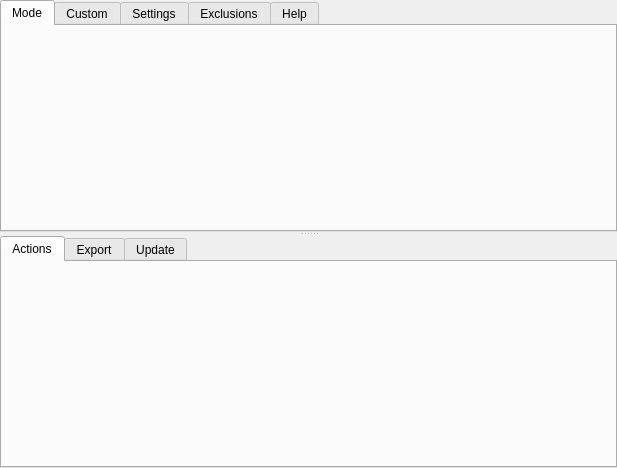
Above: src/plugin/rootbuilder/ui/rootbuilder_menu.ui from Kezyma/ModOrganizer-Plugins before the change. Below: the same form after it.
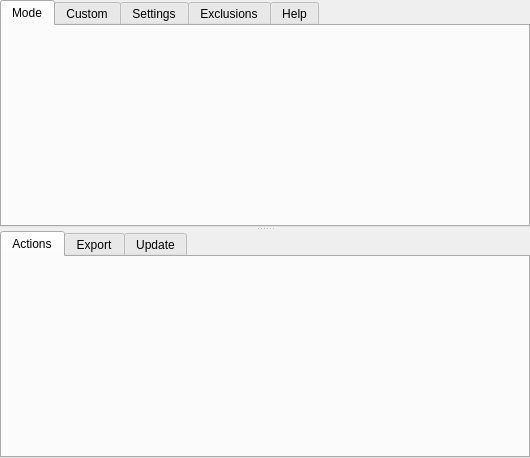
That is the form after the change. The open tabs and pages were chosen to show the change.

Patch:
```diff
--- a/src/plugin/rootbuilder/ui/rootbuilder_menu.ui
+++ b/src/plugin/rootbuilder/ui/rootbuilder_menu.ui
@@ -6,8 +6,8 @@
    <rect>
     <x>0</x>
     <y>0</y>
-    <width>617</width>
-    <height>468</height>
+    <width>530</width>
+    <height>458</height>
    </rect>
   </property>
   <property name="windowTitle">
```
Left out of the diff: 2 changed lines with no effect on the pictures.
